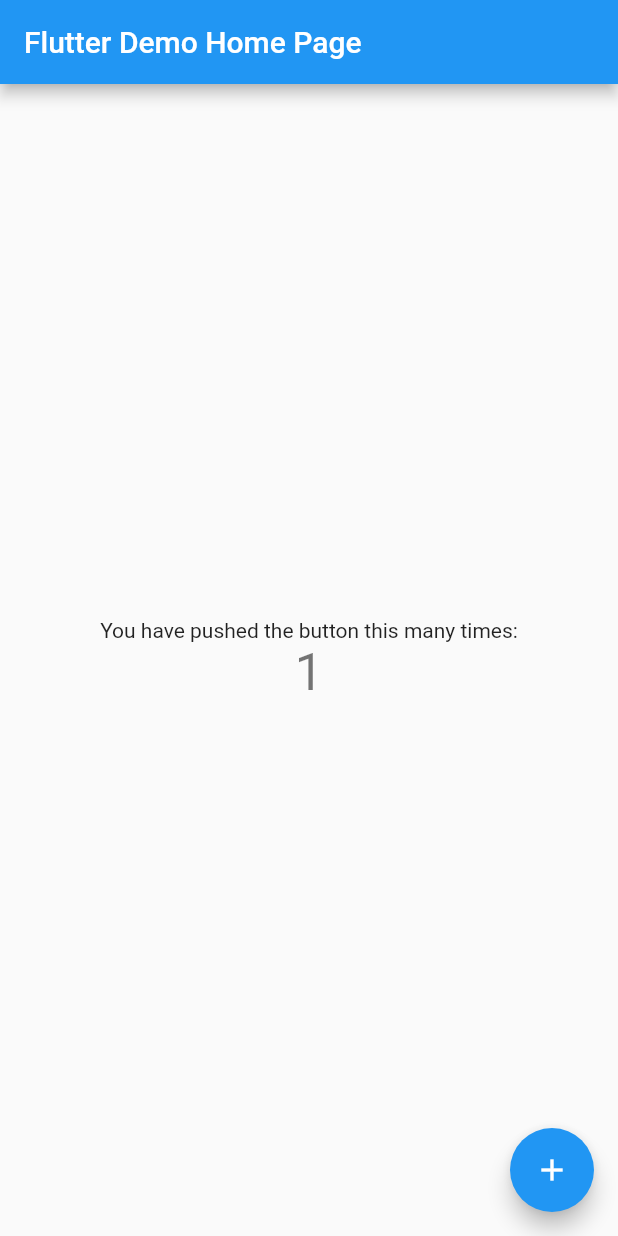
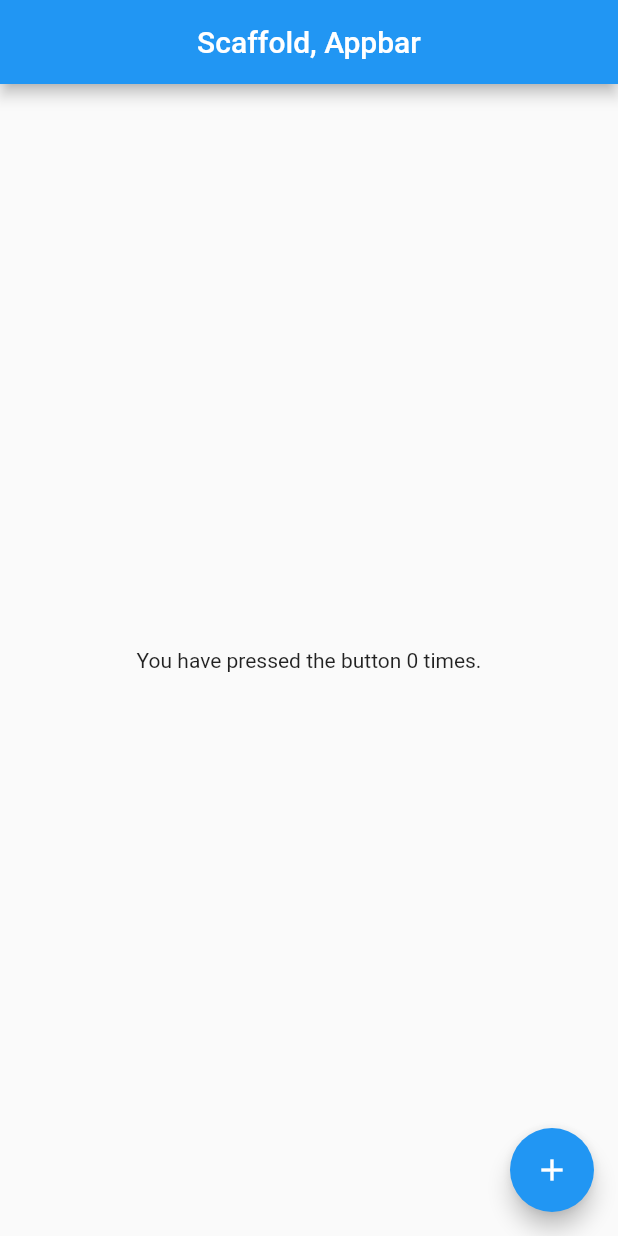
Before and after one commit to bahrie127/flutter_widget1, a Flutter app: the screen it shows after launch, after a tap on the "add" icon, on a phone screen of 412 x 824 dp. Run offline on Flutter 3.47's test engine with Material 2 defaults, Android fonts, the phone set to English and light mode, and no system bars.

Commit message:
scaffold widget

```diff
--- a/lib/main.dart
+++ b/lib/main.dart
@@ -5,109 +5,39 @@
 }
 
 class MyApp extends StatelessWidget {
-  // This widget is the root of your application.
   @override
   Widget build(BuildContext context) {
     return MaterialApp(
       title: 'Flutter Demo',
       theme: ThemeData(
-        // This is the theme of your application.
-        //
-        // Try running your application with "flutter run". You'll see the
-        // application has a blue toolbar. Then, without quitting the app, try
-        // changing the primarySwatch below to Colors.green and then invoke
-        // "hot reload" (press "r" in the console where you ran "flutter run",
-        // or simply save your changes to "hot reload" in a Flutter IDE).
-        // Notice that the counter didn't reset back to zero; the application
-        // is not restarted.
         primarySwatch: Colors.blue,
       ),
-      home: MyHomePage(title: 'Flutter Demo Home Page'),
+      home: MyHomePage(),
     );
   }
 }
 
 class MyHomePage extends StatefulWidget {
-  MyHomePage({Key? key, required this.title}) : super(key: key);
-
-  // This widget is the home page of your application. It is stateful, meaning
-  // that it has a State object (defined below) that contains fields that affect
-  // how it looks.
-
-  // This class is the configuration for the state. It holds the values (in this
-  // case the title) provided by the parent (in this case the App widget) and
-  // used by the build method of the State. Fields in a Widget subclass are
-  // always marked "final".
-
-  final String title;
-
+  MyHomePage({Key? key}) : super(key: key);
   @override
   _MyHomePageState createState() => _MyHomePageState();
 }
 
 class _MyHomePageState extends State<MyHomePage> {
-  int _counter = 0;
-
-  void _incrementCounter() {
-    setState(() {
-      // This call to setState tells the Flutter framework that something has
-      // changed in this State, which causes it to rerun the build method below
-      // so that the display can reflect the updated values. If we changed
-      // _counter without calling setState(), then the build method would not be
-      // called again, and so nothing would appear to happen.
-      _counter++;
-    });
-  }
-
   @override
   Widget build(BuildContext context) {
-    // This method is rerun every time setState is called, for instance as done
-    // by the _incrementCounter method above.
-    //
-    // The Flutter framework has been optimized to make rerunning build methods
-    // fast, so that you can just rebuild anything that needs updating rather
-    // than having to individually change instances of widgets.
     return Scaffold(
       appBar: AppBar(
-        // Here we take the value from the MyHomePage object that was created by
-        // the App.build method, and use it to set our appbar title.
-        title: Text(widget.title),
+        centerTitle: true,
+        title: const Text("Scaffold, Appbar"),
       ),
-      body: Center(
-        // Center is a layout widget. It takes a single child and positions it
-        // in the middle of the parent.
-        child: Column(
-          // Column is also a layout widget. It takes a list of children and
-          // arranges them vertically. By default, it sizes itself to fit its
-          // children horizontally, and tries to be as tall as its parent.
-          //
-          // Invoke "debug painting" (press "p" in the console, choose the
-          // "Toggle Debug Paint" action from the Flutter Inspector in Android
-          // Studio, or the "Toggle Debug Paint" command in Visual Studio Code)
-          // to see the wireframe for each widget.
-          //
-          // Column has various properties to control how it sizes itself and
-          // how it positions its children. Here we use mainAxisAlignment to
-          // center the children vertically; the main axis here is the vertical
-          // axis because Columns are vertical (the cross axis would be
-          // horizontal).
-          mainAxisAlignment: MainAxisAlignment.center,
-          children: <Widget>[
-            Text(
-              'You have pushed the button this many times:',
-            ),
-            Text(
-              '$_counter',
-              style: Theme.of(context).textTheme.headline4,
-            ),
-          ],
-        ),
+      body: const Center(
+        child: Text('You have pressed the button 0 times.'),
       ),
       floatingActionButton: FloatingActionButton(
-        onPressed: _incrementCounter,
-        tooltip: 'Increment',
-        child: Icon(Icons.add),
-      ), // This trailing comma makes auto-formatting nicer for build methods.
+        onPressed: () {},
+        child: const Icon(Icons.add),
+      ),
     );
   }
 }
```
